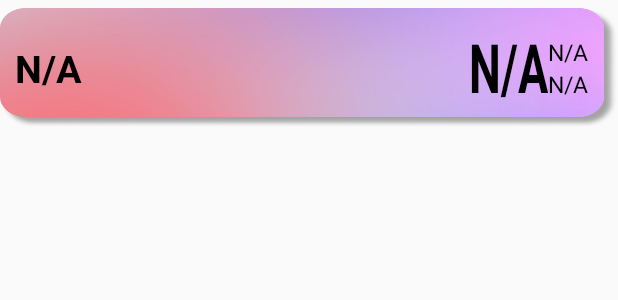
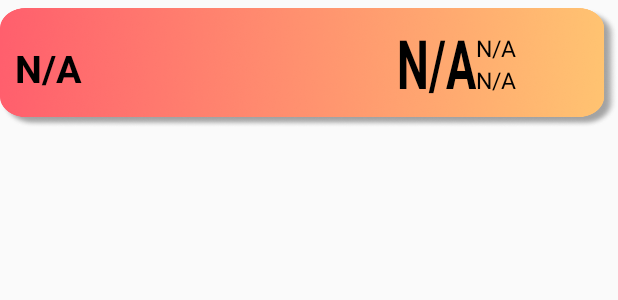
Before and after one commit to Pridudecool1211/laundrymanage, an Android app: the layout laundryitemlayout.xml on its own in the app's theme, with its tools: preview values and no code run, on a phone screen of 412 x 824 dp. Shown: the top 300 px of the screen. Run offline under Robolectric (Android 15) with nearby library versions, the phone set to English and light mode, and no system bars.

Commit message:
19th commit

```diff
--- a/app/src/main/java/com/example/laundry_manage/MenuitemRVAdapter.java
+++ b/app/src/main/java/com/example/laundry_manage/MenuitemRVAdapter.java
@@ -74,9 +74,11 @@ public class MenuitemRVAdapter extends RecyclerView.Adapter<MenuItemViewHolder>
         holder.textView2.setText(dt.substring(0,2));  //dt.length()-5
         holder.textView4.setText(dt.substring(dt.length()-5));
 
+        holder.imageView.setImageResource(R.drawable.expand);
+
         if(position%2==0)
         {
-            holder.llnmain.setBackgroundResource(R.drawable.rect10);
+            holder.llnmain.setBackgroundResource(R.drawable.rect7);
         }
         else
             {
--- a/app/src/main/res/layout/laundryitemlayout.xml
+++ b/app/src/main/res/layout/laundryitemlayout.xml
@@ -18,7 +18,7 @@
         android:layout_margin="0dp"
         android:paddingLeft="10dp"
         android:paddingRight="20dp"
-        android:background="@drawable/rect3">
+        android:background="@drawable/rect7">
 
         <LinearLayout
             android:layout_width="0dp"
@@ -75,7 +75,8 @@
                 android:textSize="15sp"
                 android:id="@+id/textview3"
                 android:textColor="#000"
-                android:layout_alignParentRight="true"
+                android:layout_toLeftOf="@+id/image"
+
                 android:layout_alignParentTop="true"
 
                 />
@@ -86,9 +87,17 @@
                     android:text="N/A"
                     android:textColor="#000"
                     android:textSize="15sp"
-                    android:layout_alignParentRight="true"
+                   android:layout_toLeftOf="@id/image"
                     android:layout_below="@+id/textview3"
                     android:id="@+id/textview4"/>
+                <ImageView
+                    android:layout_width="48dp"
+                    android:layout_height="48dp"
+
+                    android:translationX="5dp"
+
+                    android:layout_alignParentRight="true"
+                    android:id="@+id/image"/>
 
             </RelativeLayout>
 
```
Also changed, not shown: app/src/main/java/com/example/laundry_manage/MenuItemViewHolder.java (+11 -2 lines), app/src/main/res/drawable/expand.png (added), app/src/main/res/drawable/restore.png (added).
